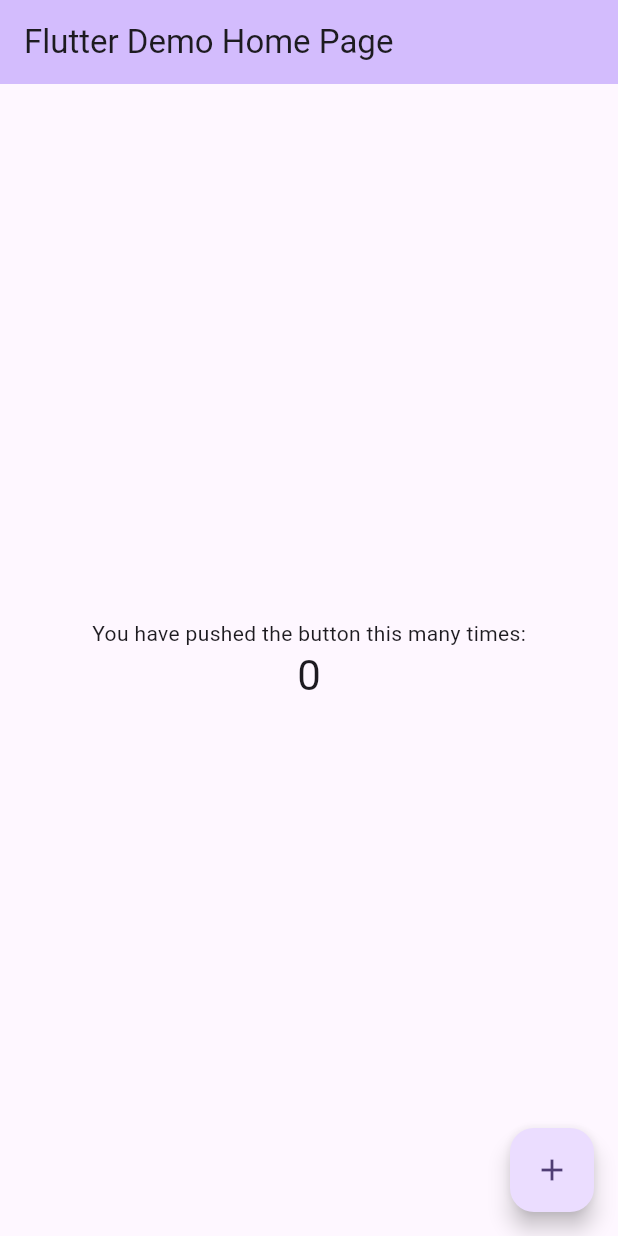
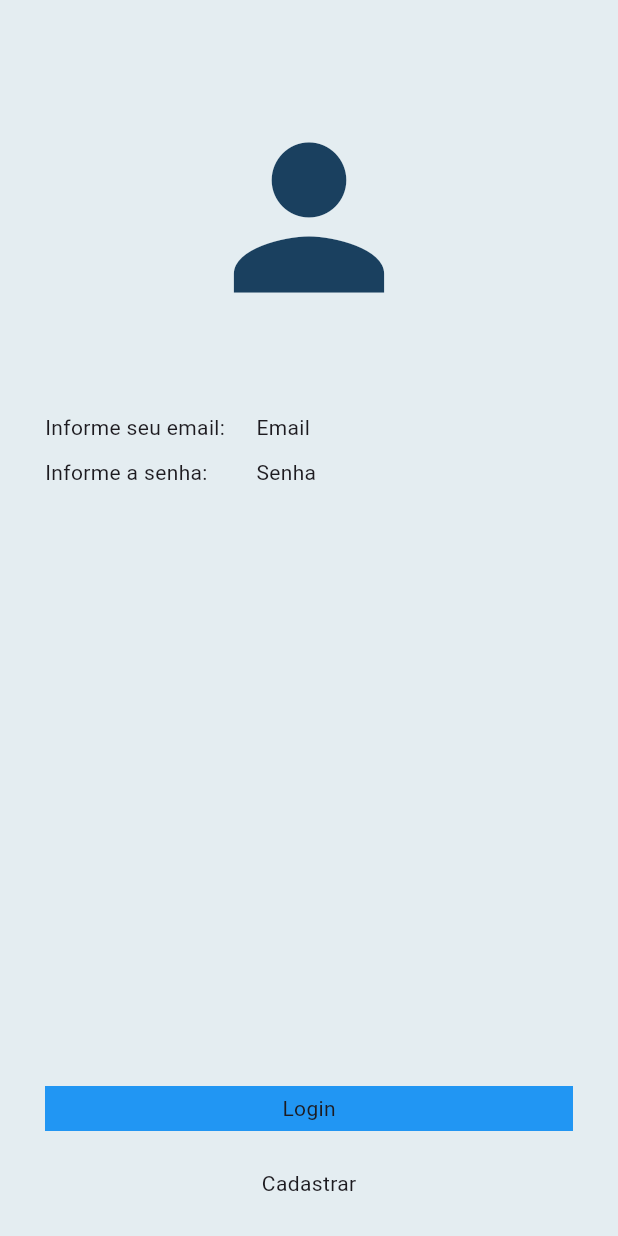
Before and after one commit to isalvlace/treino_flutter, a Flutter app: the screen it shows after launch, on a phone screen of 412 x 824 dp. Run offline on Flutter 3.47's test engine with Material 3 defaults, Android fonts, the phone set to English and light mode, and no system bars; our stand-ins replace google_fonts.

Commit message:
Organizando o prj e esboco de telas

```diff
--- /dev/null
+++ b/lib/app.dart
@@ -0,0 +1,22 @@
+import 'package:flutter/material.dart';
+import 'package:google_fonts/google_fonts.dart';
+import 'pages/login_page.dart';
+
+class MyApp extends StatelessWidget {
+  const MyApp({super.key});
+
+  @override
+  Widget build(BuildContext context) {
+    return MaterialApp(
+      debugShowCheckedModeBanner: false,
+      theme: ThemeData(
+        primarySwatch: Colors.brown,
+        textTheme: GoogleFonts.robotoTextTheme(),
+        appBarTheme: const AppBarTheme(
+          backgroundColor: Colors.blue,
+        ),
+      ),
+      home: const LoginPage(),
+    );
+  }
+}
--- a/lib/main.dart
+++ b/lib/main.dart
@@ -1,125 +1,7 @@
 import 'package:flutter/material.dart';
+import 'app.dart';
 
-void main() {
+void main()
+{
   runApp(const MyApp());
 }
-
-class MyApp extends StatelessWidget {
-  const MyApp({super.key});
-
-  // This widget is the root of your application.
-  @override
-  Widget build(BuildContext context) {
-    return MaterialApp(
-      title: 'Flutter Demo',
-      theme: ThemeData(
-        // This is the theme of your application.
-        //
-        // TRY THIS: Try running your application with "flutter run". You'll see
-        // the application has a purple toolbar. Then, without quitting the app,
-        // try changing the seedColor in the colorScheme below to Colors.green
-        // and then invoke "hot reload" (save your changes or press the "hot
-        // reload" button in a Flutter-supported IDE, or press "r" if you used
-        // the command line to start the app).
-        //
-        // Notice that the counter didn't reset back to zero; the application
-        // state is not lost during the reload. To reset the state, use hot
-        // restart instead.
-        //
-        // This works for code too, not just values: Most code changes can be
-        // tested with just a hot reload.
-        colorScheme: ColorScheme.fromSeed(seedColor: Colors.deepPurple),
-        useMaterial3: true,
-      ),
-      home: const MyHomePage(title: 'Flutter Demo Home Page'),
-    );
-  }
-}
-
-class MyHomePage extends StatefulWidget {
-  const MyHomePage({super.key, required this.title});
-
-  // This widget is the home page of your application. It is stateful, meaning
-  // that it has a State object (defined below) that contains fields that affect
-  // how it looks.
-
-  // This class is the configuration for the state. It holds the values (in this
-  // case the title) provided by the parent (in this case the App widget) and
-  // used by the build method of the State. Fields in a Widget subclass are
-  // always marked "final".
-
-  final String title;
-
-  @override
-  State<MyHomePage> createState() => _MyHomePageState();
-}
-
-class _MyHomePageState extends State<MyHomePage> {
-  int _counter = 0;
-
-  void _incrementCounter() {
-    setState(() {
-      // This call to setState tells the Flutter framework that something has
-      // changed in this State, which causes it to rerun the build method below
-      // so that the display can reflect the updated values. If we changed
-      // _counter without calling setState(), then the build method would not be
-      // called again, and so nothing would appear to happen.
-      _counter++;
-    });
-  }
-
-  @override
-  Widget build(BuildContext context) {
-    // This method is rerun every time setState is called, for instance as done
-    // by the _incrementCounter method above.
-    //
-    // The Flutter framework has been optimized to make rerunning build methods
-    // fast, so that you can just rebuild anything that needs updating rather
-    // than having to individually change instances of widgets.
-    return Scaffold(
-      appBar: AppBar(
-        // TRY THIS: Try changing the color here to a specific color (to
-        // Colors.amber, perhaps?) and trigger a hot reload to see the AppBar
-        // change color while the other colors stay the same.
-        backgroundColor: Theme.of(context).colorScheme.inversePrimary,
-        // Here we take the value from the MyHomePage object that was created by
-        // the App.build method, and use it to set our appbar title.
-        title: Text(widget.title),
-      ),
-      body: Center(
-        // Center is a layout widget. It takes a single child and positions it
-        // in the middle of the parent.
-        child: Column(
-          // Column is also a layout widget. It takes a list of children and
-          // arranges them vertically. By default, it sizes itself to fit its
-          // children horizontally, and tries to be as tall as its parent.
-          //
-          // Column has various properties to control how it sizes itself and
-          // how it positions its children. Here we use mainAxisAlignment to
-          // center the children vertically; the main axis here is the vertical
-          // axis because Columns are vertical (the cross axis would be
-          // horizontal).
-          //
-          // TRY THIS: Invoke "debug painting" (choose the "Toggle Debug Paint"
-          // action in the IDE, or press "p" in the console), to see the
-          // wireframe for each widget.
-          mainAxisAlignment: MainAxisAlignment.center,
-          children: <Widget>[
-            const Text(
-              'You have pushed the button this many times:',
-            ),
-            Text(
-              '$_counter',
-              style: Theme.of(context).textTheme.headlineMedium,
-            ),
-          ],
-        ),
-      ),
-      floatingActionButton: FloatingActionButton(
-        onPressed: _incrementCounter,
-        tooltip: 'Increment',
-        child: const Icon(Icons.add),
-      ), // This trailing comma makes auto-formatting nicer for build methods.
-    );
-  }
-}
--- /dev/null
+++ b/lib/pages/login_page.dart
@@ -0,0 +1,71 @@
+import 'package:flutter/material.dart';
+
+class LoginPage extends StatefulWidget {
+  const LoginPage({super.key});
+
+  @override
+  State<LoginPage> createState() => _LoginPageState();
+}
+
+class _LoginPageState extends State<LoginPage> {
+  @override
+  Widget build(BuildContext context) {
+    return SafeArea(
+      child: Scaffold(
+        backgroundColor: const Color.fromARGB(255, 228, 237, 241),
+        body: SizedBox(
+          width: double.infinity,
+          child: Column(
+            crossAxisAlignment: CrossAxisAlignment.center,
+            children: [
+              const SizedBox(height: 70),
+              const Icon(Icons.person, size: 150, color: Color.fromARGB(255, 26, 64, 95)),
+              const SizedBox(height: 50),
+              Container(
+                width: double.infinity,
+                height: 30,
+                margin: const EdgeInsets.symmetric(horizontal: 30),
+                alignment: Alignment.center,
+                child: const Row(
+                  children: [
+                    Expanded(flex: 2, child: Text("Informe seu email:")),
+                    Expanded(flex: 3, child: Text("Email"))
+                  ],
+                ),
+              ),
+              Container(
+                width: double.infinity,
+                height: 30,
+                margin: const EdgeInsets.symmetric(horizontal: 30),
+                alignment: Alignment.center,
+                child: const Row(
+                  children: [
+                    Expanded(flex: 2, child: Text("Informe a senha:")),
+                    Expanded(flex: 3, child: Text("Senha"))
+                  ],
+                ),
+              ),
+              Expanded(child: Container()),
+              Container(
+                width: double.infinity,
+                height: 30,
+                margin: const EdgeInsets.symmetric(horizontal: 30),
+                alignment: Alignment.center,
+                color: Colors.blue,
+                child: const Text("Login"),
+              ),
+              const SizedBox(height: 20),
+              Container(
+                height: 30,
+                margin: const EdgeInsets.symmetric(horizontal: 30),
+                alignment: Alignment.center,
+                child: const Text("Cadastrar"),
+              ),
+              const SizedBox(height: 20)
+            ],
+          ),
+        ),
+      ),
+    );
+  }
+}
--- a/pubspec.yaml
+++ b/pubspec.yaml
@@ -28,6 +28,7 @@ environment:
 # the latest version available on pub.dev. To see which dependencies have newer
 # versions available, run `flutter pub outdated`.
 dependencies:
+  google_fonts: ^6.2.1
   flutter:
     sdk: flutter
 
```
Also changed, not shown: lib/pages/home_page.dart (added, +200 -0 lines), lib/service/gerador_num_aleatorio_service.dart (added, +8 -0 lines), flutter_01.png (added), flutter_02.png (added), 2 other files.
